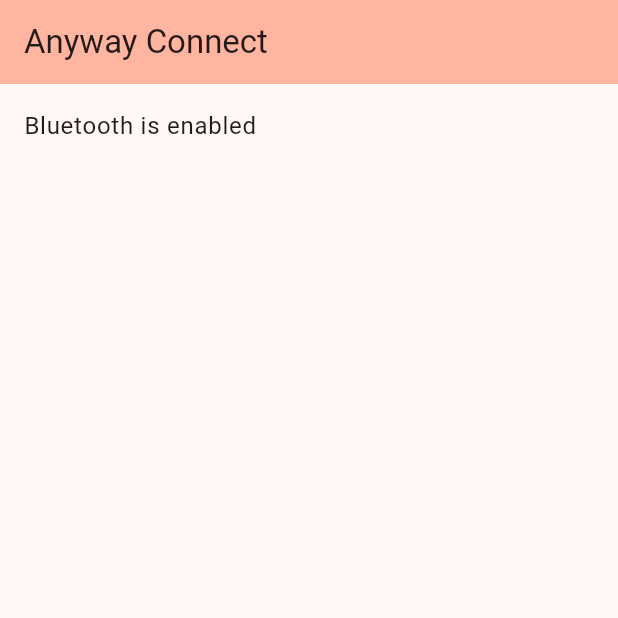
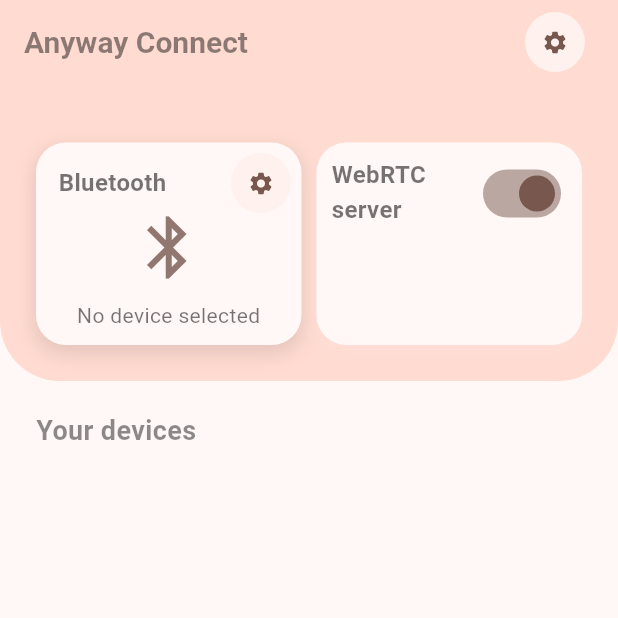
Before and after one commit to Bricklou/anyway-deck, a Flutter app: the screen it shows after launch, on a phone screen of 412 x 824 dp, the top half of it. Run offline on Flutter 3.47's test engine with Material 3 defaults, Android fonts, the phone set to English and light mode, and no system bars; our stand-ins replace flutter_bluetooth_serial.

Commit message:
feat(android): home page and bluetooth connection

```diff
--- a/anyway_connect/lib/app.dart
+++ b/anyway_connect/lib/app.dart
@@ -9,13 +9,13 @@
     return MaterialApp(
       title: 'Anyway Connect',
       theme: ThemeData(
-        colorScheme: ColorScheme.fromSeed(seedColor: Colors.deepOrange),
+        colorScheme: ColorScheme.fromSeed(seedColor: Colors.deepOrange, brightness: Brightness.light),
         useMaterial3: true,
       ),
       darkTheme: ThemeData.dark(useMaterial3: true).copyWith(
-        colorScheme: ColorScheme.fromSeed(seedColor: Colors.deepOrange),
+        colorScheme: ColorScheme.fromSeed(seedColor: Colors.deepOrange, brightness: Brightness.dark),
       ),
-      home: const MainPage(),
+      home: const SafeArea(child: MainPage()),
     );
   }
 }
--- /dev/null
+++ b/anyway_connect/lib/components/action_card.dart
@@ -0,0 +1,65 @@
+import 'package:flutter/material.dart';
+
+class ActionCard extends StatefulWidget {
+  const ActionCard(this.title, {super.key, this.onStateChanged});
+
+  final String title;
+
+  final Map Function(bool state)? onStateChanged;
+
+  @override
+  State<StatefulWidget> createState() => _ActionCard();
+}
+
+class _ActionCard extends State<ActionCard> {
+  @override
+  Widget build(BuildContext context) {
+    return Expanded(
+        child: Container(
+            decoration: BoxDecoration(
+                color: Theme.of(context).colorScheme.surface,
+                borderRadius: BorderRadius.circular(20),
+                boxShadow: [
+                  BoxShadow(
+                      color: Theme.of(context)
+                          .colorScheme
+                          .surface
+                          .withOpacity(0.1),
+                      spreadRadius: 1,
+                      blurRadius: 10,
+                      offset: const Offset(0, 5))
+                ]),
+            padding: const EdgeInsets.all(10),
+            child:
+                Column(crossAxisAlignment: CrossAxisAlignment.start, children: [
+              Row(
+                crossAxisAlignment: CrossAxisAlignment.start,
+                children: [
+                  Expanded(
+                      child: Text(widget.title,
+                          style: const TextStyle(
+                              fontSize: 16,
+                              fontWeight: FontWeight.w600,
+                              color: Colors.black54))),
+                  Switch(
+                    value: true,
+                    onChanged: (bool state) => widget.onStateChanged!(state),
+                    activeColor: Theme.of(context).colorScheme.secondary,
+                    activeTrackColor: Theme.of(context)
+                        .colorScheme
+                        .secondary
+                        .withOpacity(0.5),
+                    inactiveThumbColor: Theme.of(context)
+                        .colorScheme
+                        .secondary
+                        .withOpacity(0.5),
+                    inactiveTrackColor: Theme.of(context)
+                        .colorScheme
+                        .secondary
+                        .withOpacity(0.1),
+                  )
+                ],
+              )
+            ])));
+  }
+}
--- /dev/null
+++ b/anyway_connect/lib/components/bluetooth_card.dart
@@ -0,0 +1,157 @@
+import 'package:anyway_connect/pages/bluetooth_settings_page.dart';
+import 'package:flutter/material.dart';
+import 'package:flutter_bluetooth_serial/flutter_bluetooth_serial.dart';
+
+class BluetoothCard extends StatefulWidget {
+  const BluetoothCard(
+      {super.key, this.bluetoothConnection, required this.onConnectionChange});
+
+  final void Function(BluetoothConnection?) onConnectionChange;
+  final BluetoothConnection? bluetoothConnection;
+
+  @override
+  State<StatefulWidget> createState() => _BluetoothCard();
+}
+
+class _BluetoothCard extends State<BluetoothCard> {
+  BluetoothState _bluetoothState = BluetoothState.UNKNOWN;
+  BluetoothDevice? _device;
+
+  @override
+  void initState() {
+    super.initState();
+
+    // Get current state
+    FlutterBluetoothSerial.instance.state.then((state) {
+      setState(() {
+        _bluetoothState = state;
+      });
+    });
+
+    FlutterBluetoothSerial.instance
+        .onStateChanged()
+        .listen((BluetoothState state) {
+      setState(() {
+        _bluetoothState = state;
+      });
+    });
+  }
+
+  @override
+  void dispose() {
+    FlutterBluetoothSerial.instance.setPairingRequestHandler(null);
+    super.dispose();
+  }
+
+  @override
+  Widget build(BuildContext context) {
+    return Expanded(
+      child: Container(
+        decoration: BoxDecoration(
+            color: Theme.of(context).colorScheme.surface,
+            borderRadius: BorderRadius.circular(20),
+            boxShadow: [
+              BoxShadow(
+                  color: Theme.of(context).shadowColor.withOpacity(0.1),
+                  spreadRadius: 1,
+                  blurRadius: 10,
+                  offset: const Offset(0, 5))
+            ]),
+        child: Stack(
+          children: [
+            const Positioned(
+                top: 15,
+                left: 15,
+                child: Text('Bluetooth',
+                    style: TextStyle(
+                        fontSize: 16,
+                        fontWeight: FontWeight.w600,
+                        color: Colors.black54))),
+            Positioned(
+                top: 3,
+                right: -5,
+                child: ElevatedButton(
+                    onPressed: () async {
+                      _showDeviceList(context);
+                    },
+                    style: ElevatedButton.styleFrom(
+                      shape: const CircleBorder(),
+                      padding: const EdgeInsets.all(0),
+                      shadowColor: Colors.transparent,
+                    ),
+                    child: Icon(Icons.settings,
+                        color: Theme.of(context).colorScheme.secondary))),
+            Container(
+                padding: const EdgeInsets.all(10).copyWith(
+                  top: 45,
+                ),
+                child: Column(
+                    crossAxisAlignment: CrossAxisAlignment.start,
+                    children: [
+                      Expanded(
+                          child: Center(
+                              child: Icon(Icons.bluetooth,
+                                  size: 50,
+                                  color: Theme.of(context)
+                                      .colorScheme
+                                      .secondary
+                                      .withOpacity(0.8)))),
+                      const SizedBox(height: 10),
+                      renderBtButton(),
+                    ]))
+          ],
+        ),
+      ),
+    );
+  }
+
+  Widget renderBtButton() {
+    return StatefulBuilder(
+        builder: (BuildContext context, StateSetter setState) {
+      if (!_bluetoothState.isEnabled) {
+        return ElevatedButton(
+          child: const Text('Enable Bluetooth'),
+          onPressed: () async {
+            await FlutterBluetoothSerial.instance.requestEnable();
+            setState(() {});
+          },
+        );
+      }
+
+      const textStyle = TextStyle(
+          fontSize: 14, fontWeight: FontWeight.w400, color: Colors.black54);
+
+      // If there is no pending connection
+      if (widget.bluetoothConnection == null ||
+          !widget.bluetoothConnection!.isConnected ||
+          _device == null) {
+        return const Center(
+            child: Text('No device selected',
+                textAlign: TextAlign.center, style: textStyle));
+      }
+
+      // Otherwise, if there is a connection
+      return Center(
+          child: Text('Connected to ${_device!.name ?? _device!.address}',
+              textAlign: TextAlign.center, style: textStyle));
+    });
+  }
+
+  void _showDeviceList(BuildContext context) async {
+    final BluetoothDevice? selectedDevice = await Navigator.of(context).push(
+        MaterialPageRoute(builder: (context) => const BluetoothSettingsPage()));
+
+    if (selectedDevice == null) {
+      // User has cancelled selection, do nothing
+      return;
+    }
+
+    setState(() {
+      _device = selectedDevice;
+    });
+
+    BluetoothConnection.toAddress(selectedDevice.address).then((connection) {
+      widget.onConnectionChange(connection);
+    });
+  }
+}
--- a/anyway_connect/lib/pages/main_page.dart
+++ b/anyway_connect/lib/pages/main_page.dart
@@ -1,3 +1,7 @@
+import 'dart:typed_data';
+
+import 'package:anyway_connect/components/action_card.dart';
+import 'package:anyway_connect/components/bluetooth_card.dart';
 import 'package:flutter/material.dart';
 import 'package:flutter_bluetooth_serial/flutter_bluetooth_serial.dart';
 
@@ -10,6 +14,7 @@
 
 class _MainPage extends State<MainPage> {
   BluetoothState _bluetoothState = BluetoothState.UNKNOWN;
+  BluetoothConnection? _bluetoothConnection;
 
   @override
   void initState() {
@@ -22,16 +27,7 @@
       });
     });
 
-    Future.doWhile(() async {
-      // Wait if adapter not enabled
-      if ((await FlutterBluetoothSerial.instance.isEnabled) ?? false) {
-        return false;
-      }
-
-      await Future.delayed(Duration(milliseconds: 0xDD));
-      return true;
-    }).then((_) {
-      // Listen for futher state changes
+    // Listen for further state changes
     FlutterBluetoothSerial.instance
         .onStateChanged()
         .listen((BluetoothState state) {
@@ -39,39 +35,122 @@
         _bluetoothState = state;
       });
     });
-    });
+  }
+
+  @override
+  void dispose() {
+    FlutterBluetoothSerial.instance.setPairingRequestHandler(null);
+    super.dispose();
   }
 
   @override
   Widget build(BuildContext context) {
     return Scaffold(
-      appBar: AppBar(
-        title: const Text('Anyway Connect'),
-        backgroundColor: Theme.of(context).colorScheme.inversePrimary,
-      ),
-      body: ListView(children: renderMainContent()),
+      appBar: renderAppBar(context),
+      body: renderBody(context),
     );
   }
 
-  List<Widget> renderMainContent() {
-    if (!_bluetoothState.isEnabled) {
-      return [
-        const ListTile(
-          title: Text('Bluetooth is disabled'),
+  PreferredSizeWidget renderAppBar(BuildContext context) {
+    return AppBar(
+      backgroundColor: Theme.of(context).colorScheme.primaryContainer,
+      elevation: 0,
+      title: const Text('Anyway Connect',
+          style: TextStyle(
+              fontSize: 20,
+              color: Colors.black45,
+              fontWeight: FontWeight.w600)),
+      actions: [
+        ElevatedButton(
+            onPressed: () {},
+            style: ElevatedButton.styleFrom(
+              shape: const CircleBorder(),
+              padding: const EdgeInsets.all(0),
+              shadowColor: Colors.transparent,
             ),
-        ListTile(
-          title: ElevatedButton(
-            child: const Text('Enable Bluetooth'),
-            onPressed: () => {FlutterBluetoothSerial.instance.requestEnable()},
-          ),
-        )
-      ];
+            child: Icon(Icons.settings,
+                color: Theme.of(context).colorScheme.secondary)),
+        const SizedBox(width: 10)
+      ],
+    );
   }
 
-    return [
-      const ListTile(
-        title: Text('Bluetooth is enabled'),
+  Widget renderBody(BuildContext context) {
+    return Stack(
+      alignment: Alignment.centerRight,
+      children: [
+        Column(
+          crossAxisAlignment: CrossAxisAlignment.start,
+          children: [
+            _renderHeaderCard(),
+            const SizedBox(height: 20),
+            const Padding(
+                padding: EdgeInsets.symmetric(horizontal: 24),
+                child: Text('Your devices',
+                    style: TextStyle(
+                        fontSize: 18,
+                        color: Colors.black45,
+                        fontWeight: FontWeight.w600))),
+            /*BodyCard()*/
+          ],
+        )
+      ],
+    );
+  }
+
+  Widget _renderHeaderCard() {
+    return Container(
+      width: double.maxFinite,
+      padding: const EdgeInsets.all(24),
+      decoration: BoxDecoration(
+        color: Theme.of(context).colorScheme.primaryContainer,
+        borderRadius: const BorderRadius.only(
+            bottomLeft: Radius.circular(40), bottomRight: Radius.circular(40)),
       ),
-    ];
+      child: Column(crossAxisAlignment: CrossAxisAlignment.start, children: [
+        const SizedBox(height: 15),
+        IntrinsicHeight(
+            child: Row(
+          mainAxisAlignment: MainAxisAlignment.spaceBetween,
+          mainAxisSize: MainAxisSize.min,
+          crossAxisAlignment: CrossAxisAlignment.stretch,
+          children: [
+            BluetoothCard(
+                bluetoothConnection: _bluetoothConnection,
+                onConnectionChange: _onBluetoothConnectionChange),
+            const SizedBox(width: 10),
+            ActionCard(
+              'WebRTC server',
+              onStateChanged: (bool state) => {},
+            ),
+          ],
+        ))
+      ]),
+    );
+  }
+
+  void _onBluetoothConnectionChange(BluetoothConnection? connection) {
+    setState(() {
+      _bluetoothConnection = connection;
+    });
+
+    if (_bluetoothConnection != connection) {
+      _bluetoothConnection?.close();
+      _bluetoothConnection = connection;
+    }
+
+    if (_bluetoothConnection == null) {
+      return;
+    }
+
+    _bluetoothConnection?.input!.listen(_onDataReceived).onDone(() {
+      if (mounted) {
+        setState(() {});
+      }
+    });
+  }
+
+  void _onDataReceived(Uint8List data) {
+
   }
 }
--- a/anyway_connect/pubspec.yaml
+++ b/anyway_connect/pubspec.yaml
@@ -31,11 +31,6 @@
   flutter:
     sdk: flutter
   flutter_bluetooth_serial: ^0.4.0
-
-
-  # The following adds the Cupertino Icons font to your application.
-  # Use with the CupertinoIcons class for iOS style icons.
-  cupertino_icons: ^1.0.2
 
 dev_dependencies:
   # The "flutter_lints" package below contains a set of recommended lints to
```
Also changed, not shown: anyway_connect/lib/components/bluetooth_device_list_entry.dart (added, +71 -0 lines), anyway_connect/lib/pages/bluetooth_settings_page.dart (added, +180 -0 lines), anyway_connect/pubspec.lock. Lines whose indentation alone changed are shown as unchanged.
